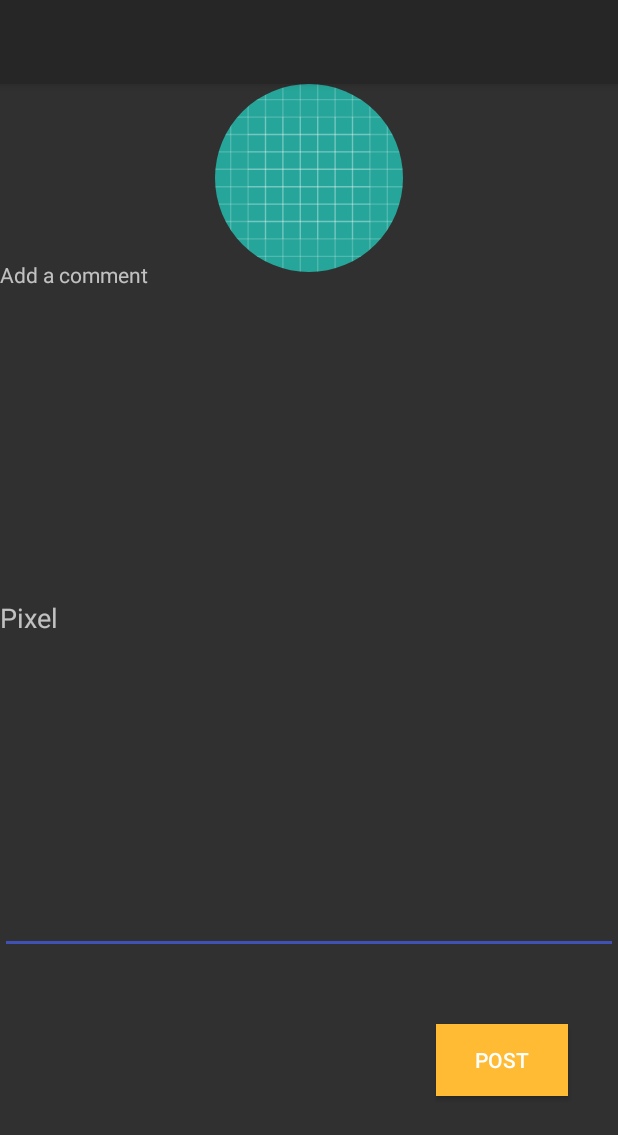
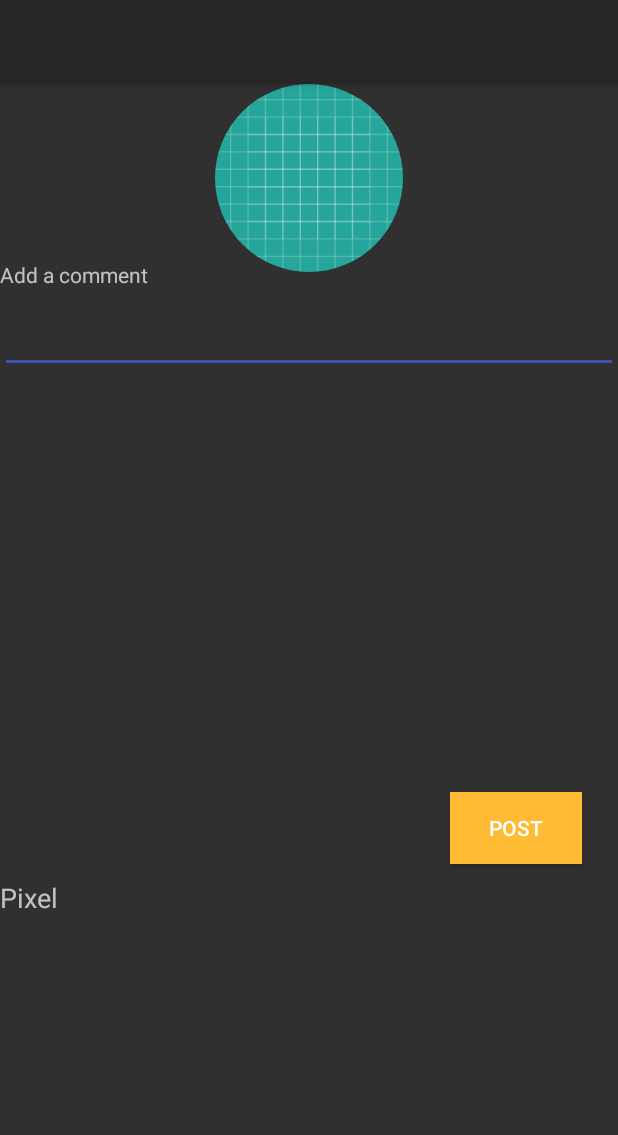
Before and after one commit to zecollokaris/Pixel-Android, an Android app: the layout activity_report.xml on its own in the app's theme, with its tools: preview values and no code run, on a phone screen of 412 x 824 dp. Shown: the top 1135 px of the screen. Run offline under Robolectric (Android 15) with nearby library versions, the phone set to English and light mode, and no system bars.

Commit message:
ready to present project

```diff
--- a/app/src/main/res/layout/activity_report.xml
+++ b/app/src/main/res/layout/activity_report.xml
@@ -40,9 +40,9 @@
         android:id="@+id/txtSite"
         android:layout_width="match_parent"
         android:layout_height="wrap_content"
-        android:layout_alignParentBottom="true"
         android:layout_alignParentStart="true"
-        android:layout_marginBottom="188dp" />
+        android:layout_alignParentTop="true"
+        android:layout_marginTop="203dp" />
 
     <TextView
         android:id="@+id/addcomment"
@@ -58,8 +58,9 @@
         android:id="@+id/review"
         android:layout_width="match_parent"
         android:layout_height="wrap_content"
-        android:layout_alignParentLeft="true"
-        android:layout_centerVertical="true"
+        android:layout_alignParentBottom="true"
+        android:layout_alignParentStart="true"
+        android:layout_marginBottom="213dp"
         android:text="@string/app_name"
         android:textSize="18sp" />
 
@@ -70,8 +71,8 @@
         android:layout_height="wrap_content"
         android:layout_alignParentBottom="true"
         android:layout_alignParentEnd="true"
-        android:layout_marginBottom="93dp"
-        android:layout_marginEnd="33dp"
+        android:layout_marginBottom="248dp"
+        android:layout_marginEnd="24dp"
         android:background="@android:color/holo_orange_light"
         android:text="@string/post" />
 
```
